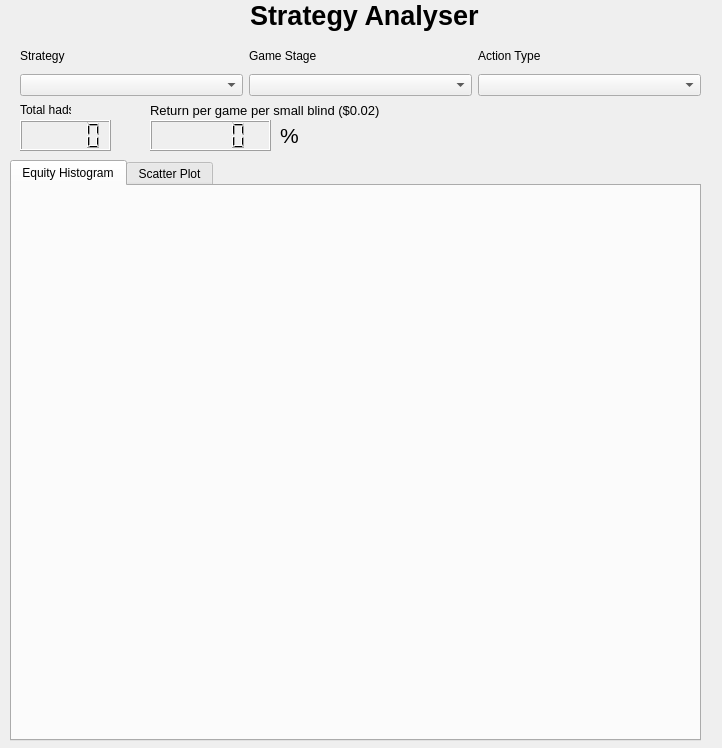
Qt form gui/gui_qt_ui_analyser.ui (dickreuter/Poker) before a commit.
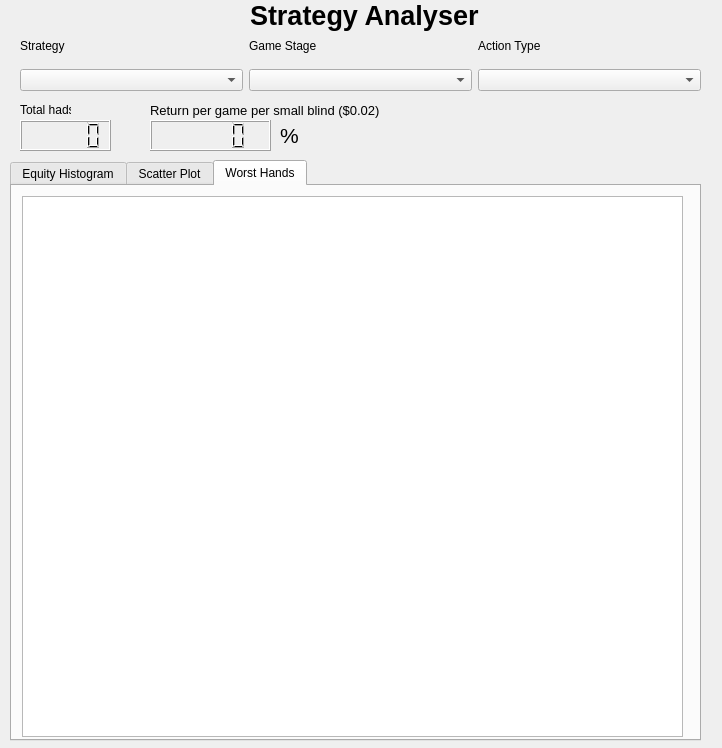
The same form after that commit. The open tabs and pages were chosen to show the change.

Commit message: Worst case games analysis added

What changed in the file:
```diff
--- a/gui/gui_qt_ui_analyser.ui
+++ b/gui/gui_qt_ui_analyser.ui
@@ -128,6 +128,26 @@
      <layout class="QHBoxLayout" name="horizontalLayout_4"/>
     </widget>
    </widget>
+   <widget class="QWidget" name="WorstGames">
+    <attribute name="title">
+     <string>Worst Hands</string>
+    </attribute>
+    <widget class="QTableView" name="tableView">
+     <property name="geometry">
+      <rect>
+       <x>10</x>
+       <y>10</y>
+       <width>661</width>
+       <height>541</height>
+      </rect>
+     </property>
+     <property name="font">
+      <font>
+       <pointsize>8</pointsize>
+      </font>
+     </property>
+    </widget>
+   </widget>
   </widget>
   <widget class="QLabel" name="label_7">
    <property name="geometry">
@@ -182,7 +202,7 @@
    <property name="geometry">
     <rect>
      <x>20</x>
-     <y>40</y>
+     <y>30</y>
      <width>681</width>
      <height>31</height>
     </rect>
@@ -225,9 +245,9 @@
    <property name="geometry">
     <rect>
      <x>20</x>
-     <y>70</y>
+     <y>60</y>
      <width>681</width>
-     <height>31</height>
+     <height>41</height>
     </rect>
    </property>
    <layout class="QHBoxLayout" name="horizontalLayout">
```
Left out of the diff: 7 changed lines with no effect on the pictures. The commit also changes 7 other files.
